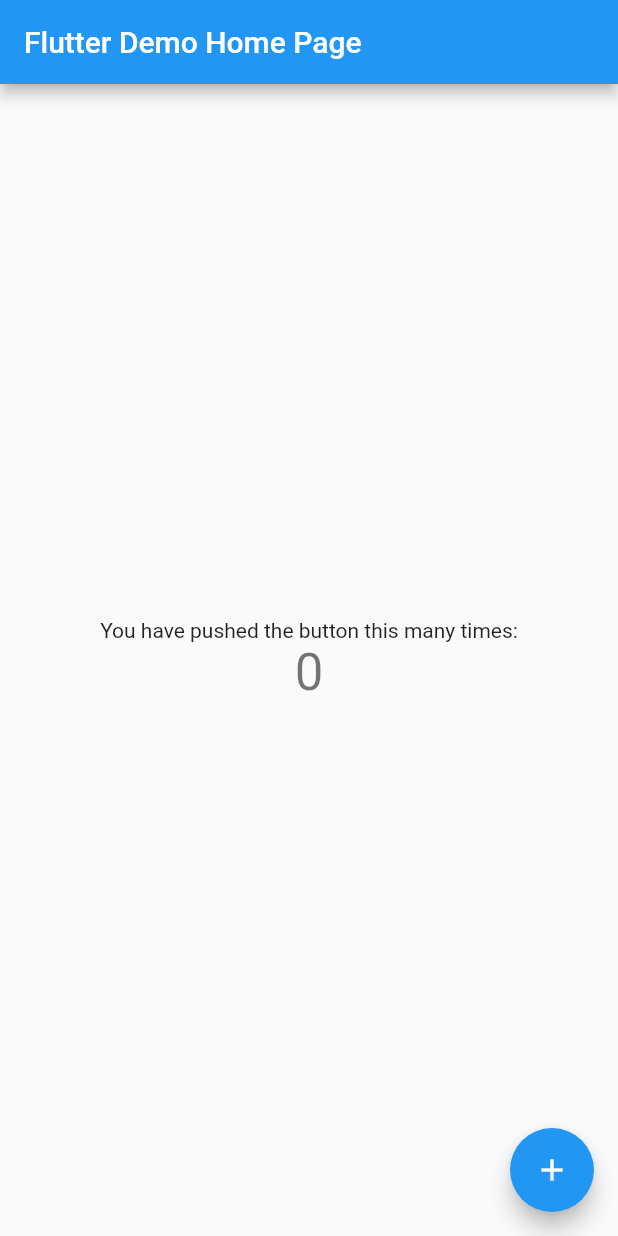
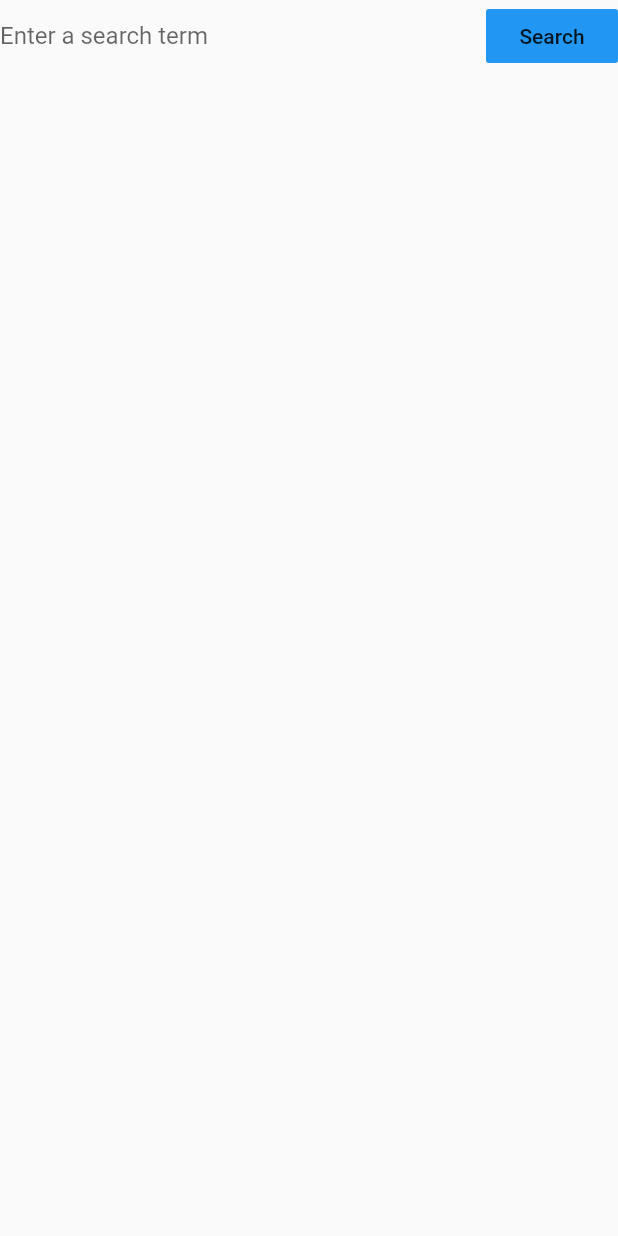
Before and after one commit to Syamgith/musicserch_app, a Flutter app: the screen it shows after launch, on a phone screen of 412 x 824 dp. Run offline on Flutter 3.47's test engine with Material 2 defaults, Android fonts, the phone set to English and light mode, and no system bars.

Commit message:
making ui

```diff
--- /dev/null
+++ b/lib/home.dart
@@ -0,0 +1,28 @@
+import 'package:flutter/material.dart';
+
+class Home extends StatelessWidget {
+  @override
+  Widget build(BuildContext context) {
+    return SafeArea(
+      child: Scaffold(
+        body: Column(
+          children: <Widget>[
+            Row(
+              children: <Widget>[
+                Flexible(
+                  child: TextField(
+                    decoration: InputDecoration(
+                        border: InputBorder.none,
+                        hintText: 'Enter a search term'),
+                  ),
+                ),
+                FlatButton(
+                    color: Colors.blue, onPressed: () {}, child: Text('Search'))
+              ],
+            )
+          ],
+        ),
+      ),
+    );
+  }
+}
--- a/lib/main.dart
+++ b/lib/main.dart
@@ -1,4 +1,6 @@
 import 'package:flutter/material.dart';
+
+import 'home.dart';
 
 void main() {
   runApp(MyApp());
@@ -9,109 +11,12 @@ class MyApp extends StatelessWidget {
   @override
   Widget build(BuildContext context) {
     return MaterialApp(
-      title: 'Flutter Demo',
+      title: 'Music Search',
       theme: ThemeData(
-        // This is the theme of your application.
-        //
-        // Try running your application with "flutter run". You'll see the
-        // application has a blue toolbar. Then, without quitting the app, try
-        // changing the primarySwatch below to Colors.green and then invoke
-        // "hot reload" (press "r" in the console where you ran "flutter run",
-        // or simply save your changes to "hot reload" in a Flutter IDE).
-        // Notice that the counter didn't reset back to zero; the application
-        // is not restarted.
         primarySwatch: Colors.blue,
-        // This makes the visual density adapt to the platform that you run
-        // the app on. For desktop platforms, the controls will be smaller and
-        // closer together (more dense) than on mobile platforms.
         visualDensity: VisualDensity.adaptivePlatformDensity,
       ),
-      home: MyHomePage(title: 'Flutter Demo Home Page'),
+      home: Home(),
     );
   }
 }
-
-class MyHomePage extends StatefulWidget {
-  MyHomePage({Key key, this.title}) : super(key: key);
-
-  // This widget is the home page of your application. It is stateful, meaning
-  // that it has a State object (defined below) that contains fields that affect
-  // how it looks.
-
-  // This class is the configuration for the state. It holds the values (in this
-  // case the title) provided by the parent (in this case the App widget) and
-  // used by the build method of the State. Fields in a Widget subclass are
-  // always marked "final".
-
-  final String title;
-
-  @override
-  _MyHomePageState createState() => _MyHomePageState();
-}
-
-class _MyHomePageState extends State<MyHomePage> {
-  int _counter = 0;
-
-  void _incrementCounter() {
-    setState(() {
-      // This call to setState tells the Flutter framework that something has
-      // changed in this State, which causes it to rerun the build method below
-      // so that the display can reflect the updated values. If we changed
-      // _counter without calling setState(), then the build method would not be
-      // called again, and so nothing would appear to happen.
-      _counter++;
-    });
-  }
-
-  @override
-  Widget build(BuildContext context) {
-    // This method is rerun every time setState is called, for instance as done
-    // by the _incrementCounter method above.
-    //
-    // The Flutter framework has been optimized to make rerunning build methods
-    // fast, so that you can just rebuild anything that needs updating rather
-    // than having to individually change instances of widgets.
-    return Scaffold(
-      appBar: AppBar(
-        // Here we take the value from the MyHomePage object that was created by
-        // the App.build method, and use it to set our appbar title.
-        title: Text(widget.title),
-      ),
-      body: Center(
-        // Center is a layout widget. It takes a single child and positions it
-        // in the middle of the parent.
-        child: Column(
-          // Column is also a layout widget. It takes a list of children and
-          // arranges them vertically. By default, it sizes itself to fit its
-          // children horizontally, and tries to be as tall as its parent.
-          //
-          // Invoke "debug painting" (press "p" in the console, choose the
-          // "Toggle Debug Paint" action from the Flutter Inspector in Android
-          // Studio, or the "Toggle Debug Paint" command in Visual Studio Code)
-          // to see the wireframe for each widget.
-          //
-          // Column has various properties to control how it sizes itself and
-          // how it positions its children. Here we use mainAxisAlignment to
-          // center the children vertically; the main axis here is the vertical
-          // axis because Columns are vertical (the cross axis would be
-          // horizontal).
-          mainAxisAlignment: MainAxisAlignment.center,
-          children: <Widget>[
-            Text(
-              'You have pushed the button this many times:',
-            ),
-            Text(
-              '$_counter',
-              style: Theme.of(context).textTheme.headline4,
-            ),
-          ],
-        ),
-      ),
-      floatingActionButton: FloatingActionButton(
-        onPressed: _incrementCounter,
-        tooltip: 'Increment',
-        child: Icon(Icons.add),
-      ), // This trailing comma makes auto-formatting nicer for build methods.
-    );
-  }
-}
```
